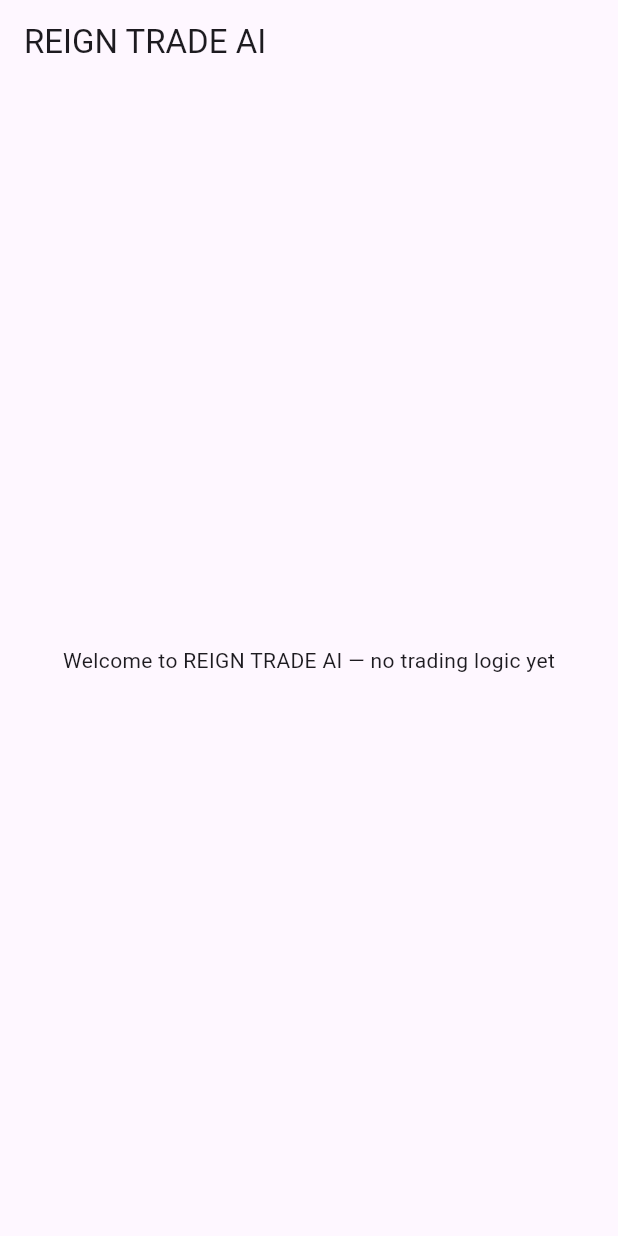
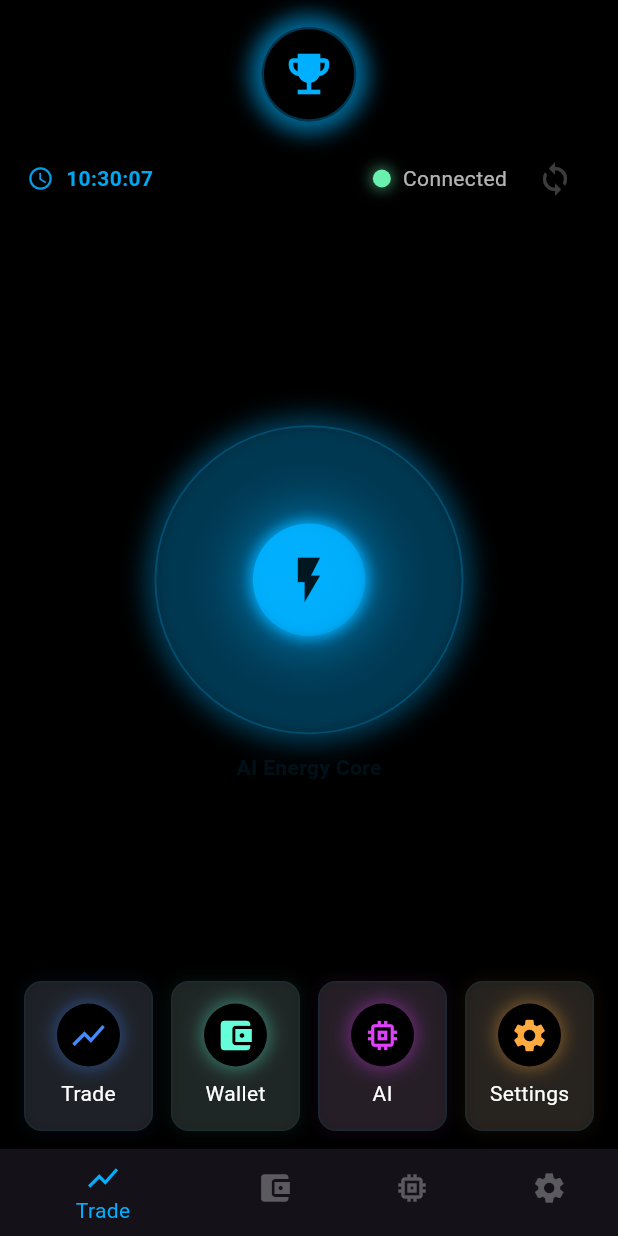
Before and after one commit to bossjayden23-del/reign-trade-ai, a Flutter app: the screen it shows after launch, on a phone screen of 412 x 824 dp. Run offline on Flutter 3.47's test engine with Material 3 defaults, Android fonts, the phone set to English and light mode, and no system bars.

Commit message:
feat(app): replace placeholder with REIGN OS V1 futuristic UI (neon HUD, crown, energy core, nav cards)

```diff
--- a/app/lib/main.dart
+++ b/app/lib/main.dart
@@ -1,33 +1,21 @@
 import 'package:flutter/material.dart';
+import 'screens/home_screen.dart';
+import 'themes.dart';
 
 void main() {
-  runApp(const MyApp());
+  runApp(const ReignTradeApp());
 }
 
-class MyApp extends StatelessWidget {
-  const MyApp({super.key});
+class ReignTradeApp extends StatelessWidget {
+  const ReignTradeApp({super.key});
 
   @override
   Widget build(BuildContext context) {
     return MaterialApp(
-      title: 'REIGN TRADE AI',
-      home: const HomePage(),
+      title: 'REIGN OS V1',
+      theme: AppTheme.theme,
+      home: const HomeScreen(),
+      debugShowCheckedModeBanner: false,
     );
   }
 }
-
-class HomePage extends StatelessWidget {
-  const HomePage({super.key});
-
-  @override
-  Widget build(BuildContext context) {
-    return Scaffold(
-      appBar: AppBar(
-        title: const Text('REIGN TRADE AI'),
-      ),
-      body: const Center(
-        child: Text('Welcome to REIGN TRADE AI — no trading logic yet'),
-      ),
-    );
-  }
-}
--- /dev/null
+++ b/app/lib/screens/home_screen.dart
@@ -0,0 +1,126 @@
+import 'package:flutter/material.dart';
+import '../widgets/crown_logo.dart';
+import '../widgets/energy_core.dart';
+import '../widgets/status_bar.dart';
+import '../widgets/nav_card.dart';
+
+class HomeScreen extends StatefulWidget {
+  const HomeScreen({super.key});
+
+  @override
+  State<HomeScreen> createState() => _HomeScreenState();
+}
+
+class _HomeScreenState extends State<HomeScreen> with TickerProviderStateMixin {
+  int _selectedIndex = 0;
+
+  late final AnimationController _fadeController = AnimationController(
+    vsync: this,
+    duration: const Duration(milliseconds: 800),
+  );
+
+  @override
+  void initState() {
+    super.initState();
+    _fadeController.forward();
+  }
+
+  @override
+  void dispose() {
+    _fadeController.dispose();
+    super.dispose();
+  }
+
+  void _onNavTapped(int index) {
+    setState(() {
+      _selectedIndex = index;
+    });
+    ScaffoldMessenger.of(context).showSnackBar(
+      SnackBar(content: Text(['Trade', 'Wallet', 'AI', 'Settings'][index] + ' tapped (placeholder)')),
+    );
+  }
+
+  @override
+  Widget build(BuildContext context) {
+    return Scaffold(
+      backgroundColor: Colors.black,
+      body: FadeTransition(
+        opacity: _fadeController,
+        child: SafeArea(
+          child: Column(
+            children: [
+              const SizedBox(height: 12),
+              const CrownLogo(),
+              const SizedBox(height: 8),
+              const StatusBar(),
+              const SizedBox(height: 20),
+              const Expanded(
+                child: Center(child: EnergyCore()),
+              ),
+              Padding(
+                padding: const EdgeInsets.symmetric(horizontal: 16.0, vertical: 12.0),
+                child: Row(
+                  mainAxisAlignment: MainAxisAlignment.spaceBetween,
+                  children: [
+                    Expanded(
+                      child: NavCard(
+                        tag: 'trade',
+                        icon: Icons.show_chart,
+                        label: 'Trade',
+                        color: Colors.blueAccent,
+                        onTap: () => _onNavTapped(0),
+                      ),
+                    ),
+                    const SizedBox(width: 12),
+                    Expanded(
+                      child: NavCard(
+                        tag: 'wallet',
+                        icon: Icons.account_balance_wallet,
+                        label: 'Wallet',
+                        color: Colors.tealAccent,
+                        onTap: () => _onNavTapped(1),
+                      ),
+                    ),
+                    const SizedBox(width: 12),
+                    Expanded(
+                      child: NavCard(
+                        tag: 'ai',
+                        icon: Icons.memory,
+                        label: 'AI',
+                        color: Colors.purpleAccent,
+                        onTap: () => _onNavTapped(2),
+                      ),
+                    ),
+                    const SizedBox(width: 12),
+                    Expanded(
+                      child: NavCard(
+                        tag: 'settings',
+                        icon: Icons.settings,
+                        label: 'Settings',
+                        color: Colors.orangeAccent,
+                        onTap: () => _onNavTapped(3),
+                      ),
+                    ),
+                  ],
+                ),
+              ),
+            ],
+          ),
+        ),
+      ),
+      bottomNavigationBar: BottomNavigationBar(
+        backgroundColor: Colors.black87,
+        currentIndex: _selectedIndex,
+        onTap: _onNavTapped,
+        selectedItemColor: Theme.of(context).primaryColor,
+        unselectedItemColor: Colors.white30,
+        items: const [
+          BottomNavigationBarItem(icon: Icon(Icons.show_chart), label: 'Trade'),
+          BottomNavigationBarItem(icon: Icon(Icons.account_balance_wallet), label: 'Wallet'),
+          BottomNavigationBarItem(icon: Icon(Icons.memory), label: 'AI'),
+          BottomNavigationBarItem(icon: Icon(Icons.settings), label: 'Settings'),
+        ],
+      ),
+    );
+  }
+}
--- /dev/null
+++ b/app/lib/themes.dart
@@ -0,0 +1,22 @@
+import 'package:flutter/material.dart';
+
+class AppTheme {
+  static const Color neonBlue = Color(0xFF00B0FF);
+  static const Color background = Color(0xFF000000);
+
+  static final ThemeData theme = ThemeData(
+    brightness: Brightness.dark,
+    scaffoldBackgroundColor: background,
+    primaryColor: neonBlue,
+    visualDensity: VisualDensity.adaptivePlatformDensity,
+    appBarTheme: const AppBarTheme(
+      backgroundColor: Colors.transparent,
+      elevation: 0,
+    ),
+    textTheme: const TextTheme(
+      bodyLarge: TextStyle(color: Colors.white),
+      bodyMedium: TextStyle(color: Colors.white70),
+      titleLarge: TextStyle(color: Colors.white, fontWeight: FontWeight.bold),
+    ),
+  );
+}
--- /dev/null
+++ b/app/lib/widgets/crown_logo.dart
@@ -0,0 +1,65 @@
+import 'package:flutter/material.dart';
+import '../themes.dart';
+
+class CrownLogo extends StatefulWidget {
+  const CrownLogo({super.key});
+
+  @override
+  State<CrownLogo> createState() => _CrownLogoState();
+}
+
+class _CrownLogoState extends State<CrownLogo> with SingleTickerProviderStateMixin {
+  late final AnimationController _controller = AnimationController(
+    vsync: this,
+    duration: const Duration(seconds: 2),
+  )..repeat(reverse: true);
+
+  @override
+  void dispose() {
+    _controller.dispose();
+    super.dispose();
+  }
+
+  @override
+  Widget build(BuildContext context) {
+    return Center(
+      child: AnimatedBuilder(
+        animation: _controller,
+        builder: (context, child) {
+          final glow = 8 + (_controller.value * 12);
+          final spread = 1 + (_controller.value * 3);
+          return Hero(
+            tag: 'crown-logo',
+            child: AnimatedContainer(
+              duration: const Duration(milliseconds: 400),
+              padding: const EdgeInsets.all(6),
+              decoration: BoxDecoration(
+                shape: BoxShape.circle,
+                boxShadow: [
+                  BoxShadow(
+                    color: AppTheme.neonBlue.withOpacity(0.6),
+                    blurRadius: glow,
+                    spreadRadius: spread,
+                  ),
+                ],
+              ),
+              child: Container(
+                padding: const EdgeInsets.all(12),
+                decoration: BoxDecoration(
+                  color: Colors.black,
+                  shape: BoxShape.circle,
+                  border: Border.all(color: AppTheme.neonBlue.withOpacity(0.3), width: 1.5),
+                ),
+                child: Icon(
+                  Icons.emoji_events, // trophy-like icon used as crown placeholder
+                  color: AppTheme.neonBlue,
+                  size: 36,
+                ),
+              ),
+            ),
+          );
+        },
+      ),
+    );
+  }
+}
--- /dev/null
+++ b/app/lib/widgets/energy_core.dart
@@ -0,0 +1,92 @@
+import 'package:flutter/material.dart';
+import '../themes.dart';
+
+class EnergyCore extends StatefulWidget {
+  const EnergyCore({super.key});
+
+  @override
+  State<EnergyCore> createState() => _EnergyCoreState();
+}
+
+class _EnergyCoreState extends State<EnergyCore> with SingleTickerProviderStateMixin {
+  late final AnimationController _controller = AnimationController(
+    vsync: this,
+    duration: const Duration(seconds: 2),
+  )..repeat(reverse: true);
+
+  @override
+  void dispose() {
+    _controller.dispose();
+    super.dispose();
+  }
+
+  @override
+  Widget build(BuildContext context) {
+    return AnimatedBuilder(
+      animation: _controller,
+      builder: (context, child) {
+        final scale = 0.92 + (_controller.value * 0.16);
+        final blur = 12 + (_controller.value * 18);
+        return Material(
+          color: Colors.transparent,
+          child: Column(
+            mainAxisSize: MainAxisSize.min,
+            children: [
+              Container(
+                width: 220 * scale,
+                height: 220 * scale,
+                decoration: BoxDecoration(
+                  shape: BoxShape.circle,
+                  gradient: RadialGradient(
+                    colors: [AppTheme.neonBlue.withOpacity(0.95), Colors.transparent],
+                    stops: const [0.0, 1.0],
+                  ),
+                  boxShadow: [
+                    BoxShadow(
+                      color: AppTheme.neonBlue.withOpacity(0.35),
+                      blurRadius: blur,
+                      spreadRadius: 6,
+                    ),
+                  ],
+                  border: Border.all(color: AppTheme.neonBlue.withOpacity(0.25), width: 1.2),
+                ),
+                child: Center(
+                  child: Container(
+                    width: 80 * scale,
+                    height: 80 * scale,
+                    decoration: BoxDecoration(
+                      shape: BoxShape.circle,
+                      gradient: LinearGradient(
+                        colors: [AppTheme.neonBlue, AppTheme.neonBlue.withOpacity(0.4)],
+                        begin: Alignment.topLeft,
+                        end: Alignment.bottomRight,
+                      ),
+                      boxShadow: [
+                        BoxShadow(
+                          color: AppTheme.neonBlue.withOpacity(0.9),
+                          blurRadius: blur / 2,
+                          spreadRadius: 2,
+                        ),
+                      ],
+                    ),
+                    child: const Center(
+                      child: Icon(Icons.flash_on, color: Colors.black87, size: 36),
+                    ),
+                  ),
+                ),
+              ),
+              const SizedBox(height: 12),
+              FadeTransition(
+                opacity: _controller,
+                child: Text(
+                  'AI Energy Core',
+                  style: TextStyle(color: AppTheme.neonBlue.withOpacity(0.9), fontWeight: FontWeight.w600),
+                ),
+              ),
+            ],
+          ),
+        );
+      },
+    );
+  }
+}
--- /dev/null
+++ b/app/lib/widgets/nav_card.dart
@@ -0,0 +1,71 @@
+import 'package:flutter/material.dart';
+import '../themes.dart';
+
+class NavCard extends StatelessWidget {
+  final String tag;
+  final IconData icon;
+  final String label;
+  final Color color;
+  final VoidCallback onTap;
+
+  const NavCard({
+    super.key,
+    required this.tag,
+    required this.icon,
+    required this.label,
+    required this.color,
+    required this.onTap,
+  });
+
+  @override
+  Widget build(BuildContext context) {
+    return Hero(
+      tag: tag,
+      child: Material(
+        color: Colors.transparent,
+        child: InkWell(
+          borderRadius: BorderRadius.circular(12),
+          onTap: onTap,
+          child: AnimatedContainer(
+            duration: const Duration(milliseconds: 350),
+            padding: const EdgeInsets.symmetric(vertical: 14, horizontal: 12),
+            decoration: BoxDecoration(
+              color: Colors.white10,
+              borderRadius: BorderRadius.circular(12),
+              border: Border.all(color: AppTheme.neonBlue.withOpacity(0.08)),
+              boxShadow: [
+                BoxShadow(
+                  color: color.withOpacity(0.06),
+                  blurRadius: 8,
+                  spreadRadius: 1,
+                ),
+              ],
+            ),
+            child: Column(
+              mainAxisSize: MainAxisSize.min,
+              children: [
+                Container(
+                  padding: const EdgeInsets.all(8),
+                  decoration: BoxDecoration(
+                    color: Colors.black,
+                    shape: BoxShape.circle,
+                    boxShadow: [
+                      BoxShadow(
+                        color: color.withOpacity(0.45),
+                        blurRadius: 10,
+                        spreadRadius: 1,
+                      ),
+                    ],
+                  ),
+                  child: Icon(icon, color: color, size: 26),
+                ),
+                const SizedBox(height: 8),
+                Text(label, style: const TextStyle(color: Colors.white)),
+              ],
+            ),
+          ),
+        ),
+      ),
+    );
+  }
+}
--- /dev/null
+++ b/app/lib/widgets/status_bar.dart
@@ -0,0 +1,66 @@
+import 'package:flutter/material.dart';
+import '../themes.dart';
+
+class StatusBar extends StatefulWidget {
+  const StatusBar({super.key});
+
+  @override
+  State<StatusBar> createState() => _StatusBarState();
+}
+
+class _StatusBarState extends State<StatusBar> {
+  bool _connected = true;
+
+  @override
+  Widget build(BuildContext context) {
+    return Padding(
+      padding: const EdgeInsets.symmetric(horizontal: 18.0),
+      child: Row(
+        mainAxisAlignment: MainAxisAlignment.spaceBetween,
+        children: [
+          StreamBuilder<DateTime>(
+            stream: Stream<DateTime>.periodic(const Duration(seconds: 1), (_) => DateTime.now()),
+            builder: (context, snapshot) {
+              final now = snapshot.data ?? DateTime.now();
+              final timeStr = '${now.hour.toString().padLeft(2, '0')}:${now.minute.toString().padLeft(2, '0')}:${now.second.toString().padLeft(2, '0')}';
+              return Row(
+                children: [
+                  Icon(Icons.access_time, color: AppTheme.neonBlue.withOpacity(0.9), size: 18),
+                  const SizedBox(width: 8),
+                  Text(timeStr, style: TextStyle(color: AppTheme.neonBlue.withOpacity(0.95), fontWeight: FontWeight.w600)),
+                ],
+              );
+            },
+          ),
+          Row(
+            children: [
+              AnimatedContainer(
+                duration: const Duration(milliseconds: 400),
+                width: 12,
+                height: 12,
+                decoration: BoxDecoration(
+                  color: _connected ? Colors.greenAccent : Colors.redAccent,
+                  shape: BoxShape.circle,
+                  boxShadow: [
+                    BoxShadow(
+                      color: (_connected ? Colors.greenAccent : Colors.redAccent).withOpacity(0.6),
+                      blurRadius: 8,
+                      spreadRadius: 1,
+                    ),
+                  ],
+                ),
+              ),
+              const SizedBox(width: 8),
+              Text(_connected ? 'Connected' : 'Disconnected', style: const TextStyle(color: Colors.white70)),
+              const SizedBox(width: 8),
+              IconButton(
+                onPressed: () => setState(() => _connected = !_connected),
+                icon: const Icon(Icons.sync, color: Colors.white24),
+              ),
+            ],
+          ),
+        ],
+      ),
+    );
+  }
+}
```
